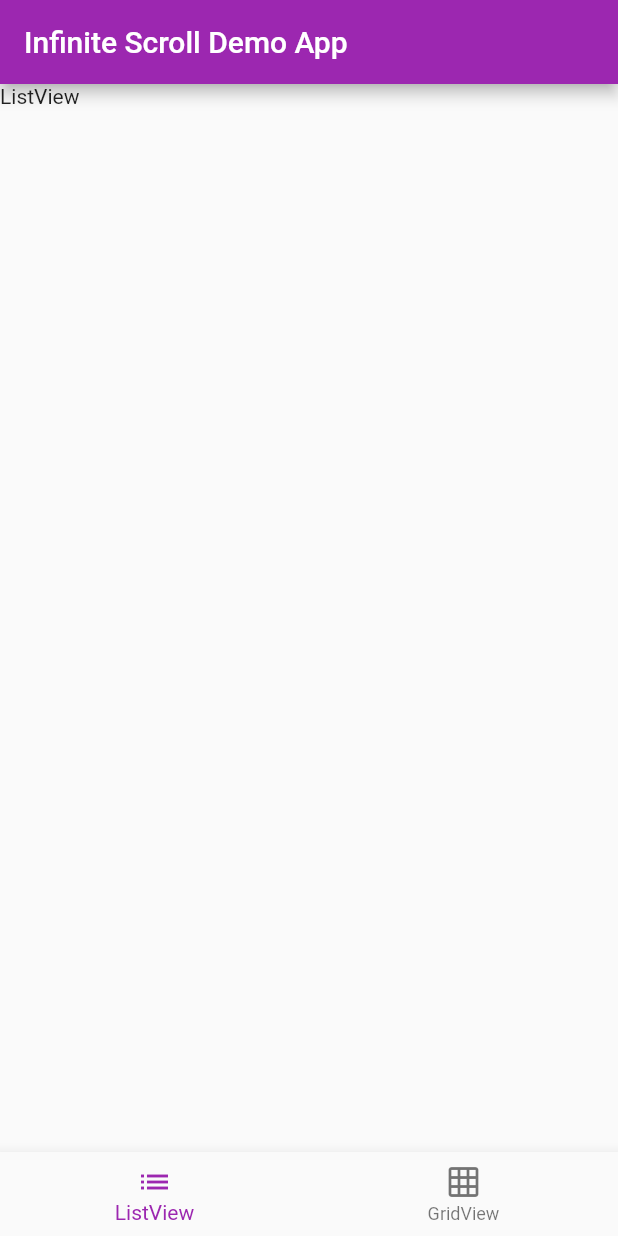
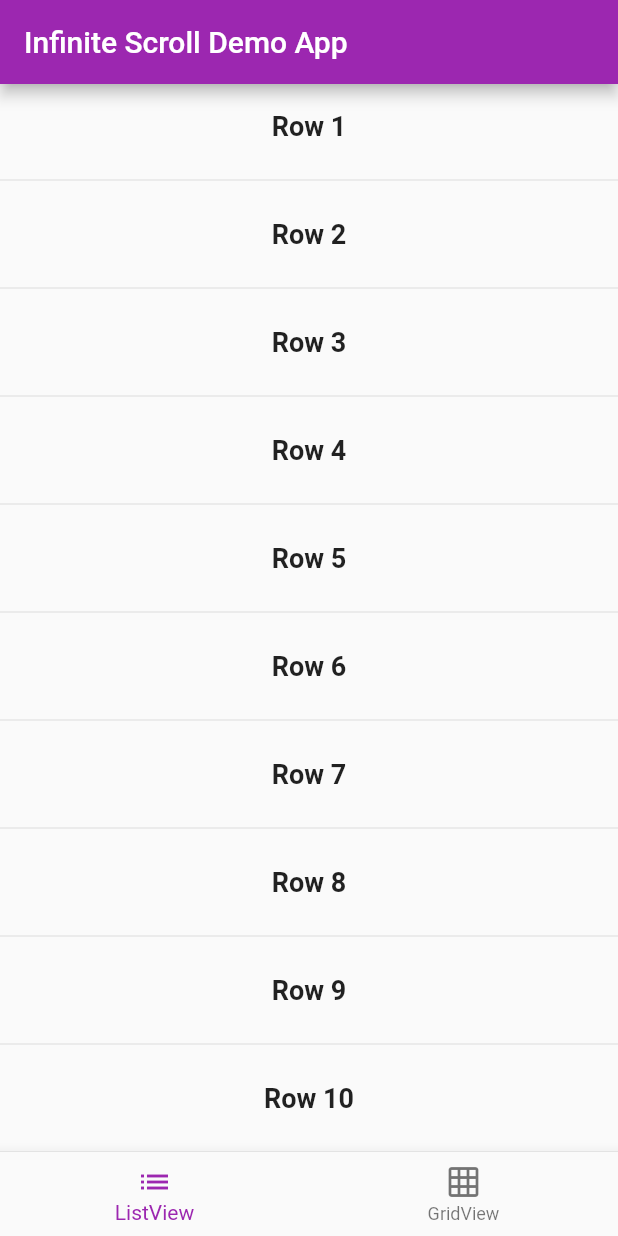
Before and after one commit to knyackiko/flutter-app-gallery, a Flutter app: the screen it shows after launch, on a phone screen of 412 x 824 dp. Run offline on Flutter 3.47's test engine with Material 2 defaults, Android fonts, the phone set to English and light mode, and no system bars.

Commit message:
Add simple infinite scrolling list

```diff
--- a/infinite_scroll_demo_app/lib/ui/list_view.dart
+++ b/infinite_scroll_demo_app/lib/ui/list_view.dart
@@ -1,8 +1,43 @@
 import 'package:flutter/material.dart';
 
-class ListViewPage extends StatelessWidget {
+class ListViewPage extends StatefulWidget {
+  @override
+  _State createState() => _State();
+}
+
+class _State extends State<ListViewPage> {
+  List<int> _items;
+
+  @override
+  void initState() {
+    super.initState();
+    _items = List.generate(20, (index) => index + 1);
+  }
+
   @override
   Widget build(BuildContext context) {
-    return Text('ListView');
+    return ListView.builder(
+      itemBuilder: _itemBuilder,
+    );
+  }
+
+  Widget _itemBuilder(BuildContext context, int position) {
+    final length = _items?.length ?? 0;
+    if (position >= length) {
+      _items.addAll(List.generate(10, (index) => _items.length + index + 1));
+    }
+    return Column(
+      children: <Widget>[
+        ListTile(
+          title: Center(
+            child: Text(
+              'Row ${_items[position]}',
+              style: TextStyle(fontSize: 18, fontWeight: FontWeight.w600),
+            ),
+          ),
+        ),
+        Divider(),
+      ],
+    );
   }
 }
```
